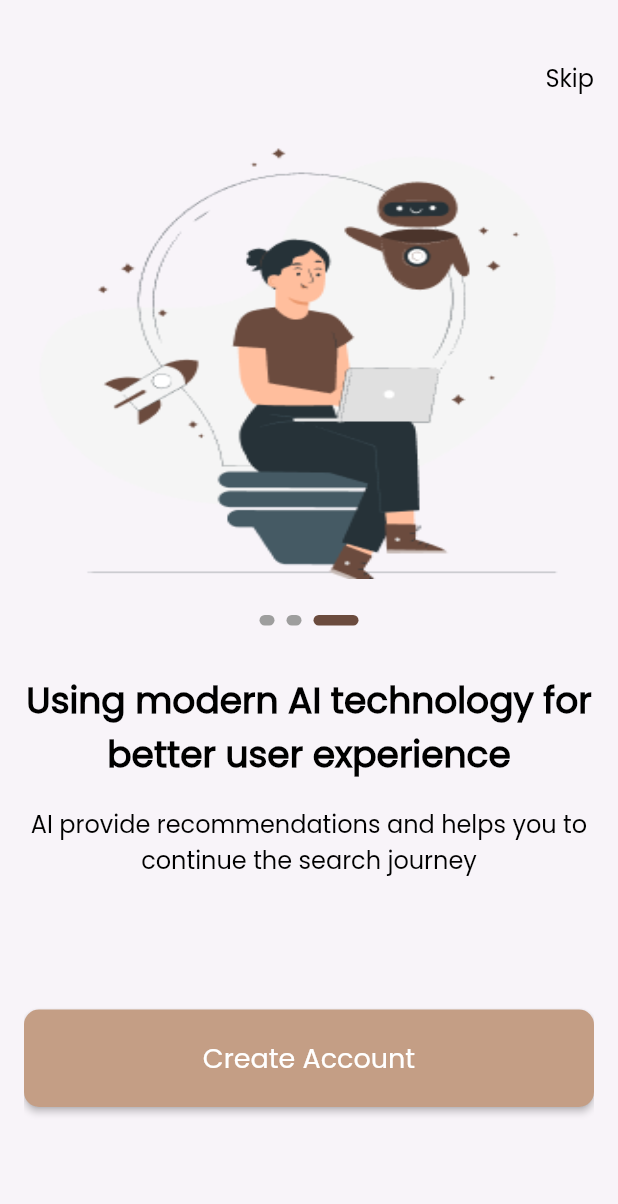
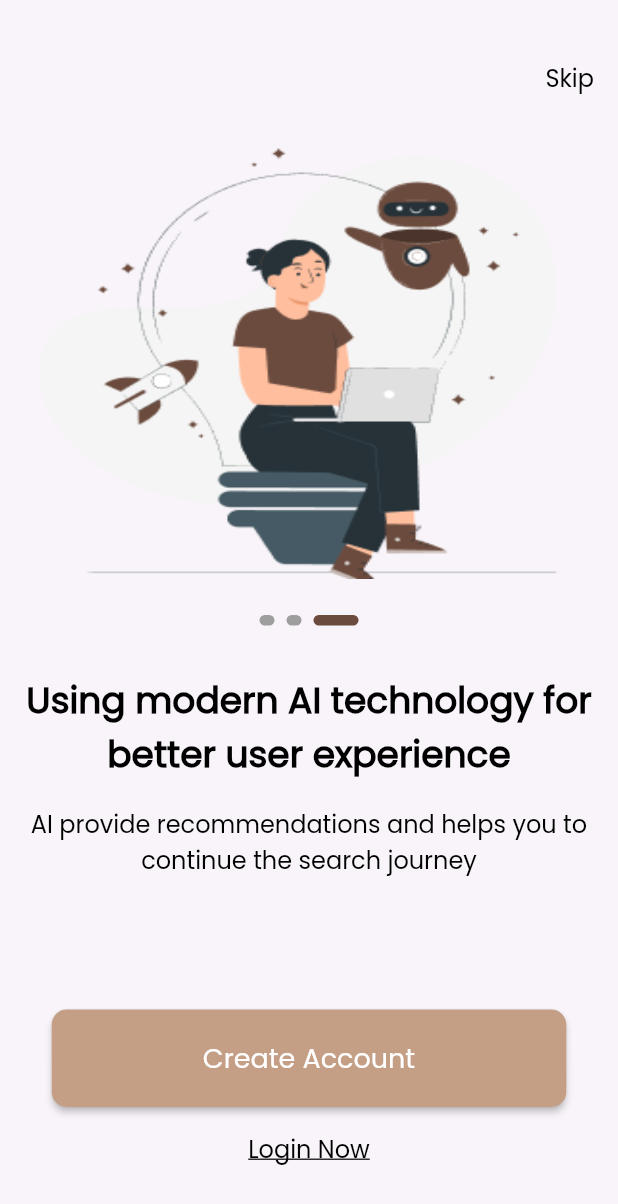
Before and after one commit to AbdelrahmanZeid/DalelApp, a Flutter app: the screen it shows after launch, swiped to page 3, on a phone screen of 412 x 824 dp. Shown: the top 1204 px of the screen. Run offline on Flutter 3.47's test engine with Material 2 defaults, Android fonts, the phone set to English and light mode, and no system bars; drawn by our look-alikes of smooth_page_indicator; our stand-ins replace go_router.

Commit message:
create sign in view and edit on boarding view

```diff
--- a/lib/core/widgets/custom_button.dart
+++ b/lib/core/widgets/custom_button.dart
@@ -1,6 +1,5 @@
 import 'package:dalel/core/utils/app_color.dart';
-import 'package:dalel/core/utils/app_strings.dart';
-import 'package:dalel/core/utils/app_text_style.dart';
+ import 'package:dalel/core/utils/app_text_style.dart';
 import 'package:flutter/material.dart';
 
 class CustomButton extends StatelessWidget {
--- a/lib/features/onboarding/presentation/widgets/custom_page_view.dart
+++ b/lib/features/onboarding/presentation/widgets/custom_page_view.dart
@@ -78,11 +78,26 @@ class _CustomPageViewState extends State<CustomPageView> {
                   height: 88,
                 ),
                 currentIndex == onBoardingListItem.length - 1
-                    ? CustomButton(
-                        text: AppStrings.createAccount,
-                        onPressed: () {
-                          navigation(context, '/sign_up');
-                        },
+                    ? Column(
+                        children: [
+                          CustomButton(
+                            text: AppStrings.createAccount,
+                            onPressed: () {
+                              navigationWithReplacment(context, '/sign_up');
+                            },
+                          ),
+                          const SizedBox(
+                            height: 16,
+                          ),
+                          Text(
+                            AppStrings.loginNow,
+                            style:
+                                AppTextStyle.onBoardingSubTitleStyle().copyWith(
+                              fontWeight: FontWeight.w400,
+                              decoration: TextDecoration.underline,
+                            ),
+                          ),
+                        ],
                       )
                     : CustomButton(
                         text: AppStrings.next,
--- a/lib/features/onboarding/presentation/widgets/onboarding_view_body.dart
+++ b/lib/features/onboarding/presentation/widgets/onboarding_view_body.dart
@@ -17,7 +17,7 @@ class OnBoardingViewBody extends StatelessWidget {
             height: 40,
           ),
           GestureDetector(
-            onTap: () => navigation(context, '/sign_up'),
+            onTap: () => navigationWithReplacment(context, '/sign_up'),
             child: Align(
               alignment: Alignment.centerRight,
               child: Text(
--- a/pubspec.yaml
+++ b/pubspec.yaml
@@ -37,6 +37,8 @@ dependencies:
   cupertino_icons: ^1.0.2
   go_router: ^12.1.1
   smooth_page_indicator: ^1.1.0
+  shared_preferences: ^2.2.2
+  get_it: ^7.6.4
 
 dev_dependencies:
   flutter_test:
```
Also changed, not shown: lib/features/auth/presentation/views/sign_in_view.dart (added), lib/features/onboarding/presentation/widgets/get_buttons.dart (added), pubspec.lock, 1 other file.
